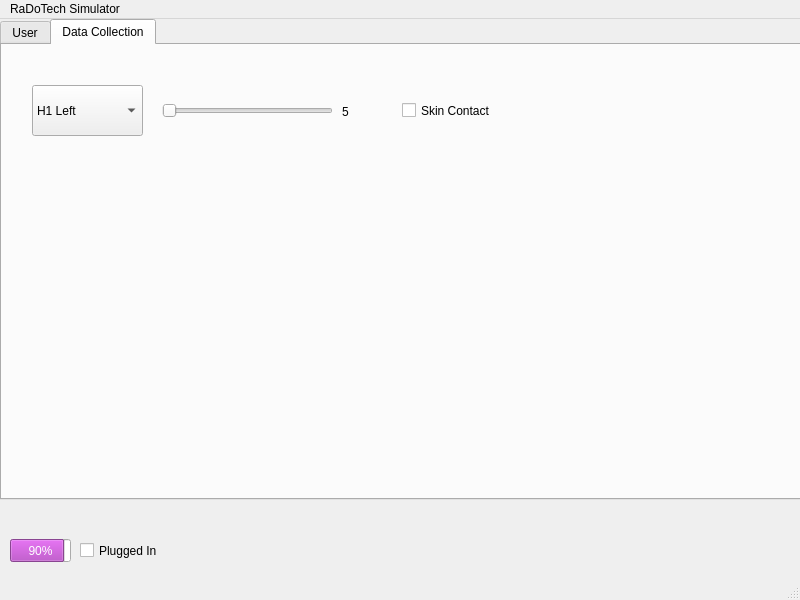
Above: mainwindow.ui from Matt-desousa/COMP3004-FinalProject before the change. Below: the same form after it.
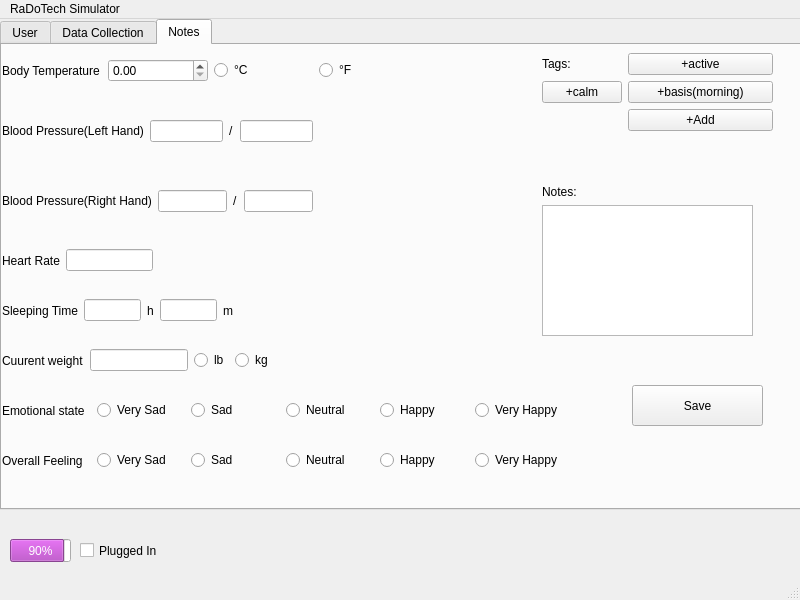
That is the form after the change.

Commit message:
Implemented data collection(notes)
* add tag not done

What changed in the file:
```diff
--- a/mainwindow.ui
+++ b/mainwindow.ui
@@ -95,11 +95,11 @@
       <x>0</x>
       <y>0</y>
       <width>801</width>
-      <height>481</height>
+      <height>491</height>
      </rect>
     </property>
     <property name="currentIndex">
-     <number>1</number>
+     <number>2</number>
     </property>
     <widget class="QWidget" name="tab">
      <attribute name="title">
@@ -285,6 +285,414 @@
       </item>
      </widget>
     </widget>
+    <widget class="QWidget" name="tab_3">
+     <attribute name="title">
+      <string>Notes</string>
+     </attribute>
+     <widget class="QPushButton" name="saveBtn">
+      <property name="geometry">
+       <rect>
+        <x>630</x>
+        <y>340</y>
+        <width>131</width>
+        <height>41</height>
+       </rect>
+      </property>
+      <property name="text">
+       <string>Save</string>
+      </property>
+     </widget>
+     <widget class="QWidget" name="horizontalLayoutWidget">
+      <property name="geometry">
+       <rect>
+        <x>0</x>
+        <y>0</y>
+        <width>417</width>
+        <height>51</height>
+       </rect>
+      </property>
+      <layout class="QHBoxLayout" name="horizontalLayout">
+       <item>
+        <widget class="QLabel" name="label">
+         <property name="text">
+          <string>Body Temperature</string>
+         </property>
+        </widget>
+       </item>
+       <item>
+        <widget class="QDoubleSpinBox" name="bodyTemp">
+         <property name="singleStep">
+          <double>0.100000000000000</double>
+         </property>
+        </widget>
+       </item>
+       <item>
+        <widget class="QRadioButton" name="celsiusRadioButton">
+         <property name="text">
+          <string>°C</string>
+         </property>
+        </widget>
+       </item>
+       <item>
+        <widget class="QRadioButton" name="fahrenheitRadioButton">
+         <property name="text">
+          <string>°F</string>
+         </property>
+        </widget>
+       </item>
+      </layout>
+     </widget>
+     <widget class="QWidget" name="horizontalLayoutWidget_2">
+      <property name="geometry">
+       <rect>
+        <x>0</x>
+        <y>50</y>
+        <width>311</width>
+        <height>72</height>
+       </rect>
+      </property>
+      <layout class="QHBoxLayout" name="horizontalLayout_2">
+       <item>
+        <widget class="QLabel" name="label_2">
+         <property name="text">
+          <string>Blood Pressure(Left Hand)</string>
+         </property>
+        </widget>
+       </item>
+       <item>
+        <widget class="QLineEdit" name="bloodPressureLeftSystolic"/>
+       </item>
+       <item>
+        <widget class="QLabel" name="label_3">
+         <property name="text">
+          <string>/</string>
+         </property>
+        </widget>
+       </item>
+       <item>
+        <widget class="QLineEdit" name="bloodPressureLeftDiastolic"/>
+       </item>
+      </layout>
+     </widget>
+     <widget class="QWidget" name="horizontalLayoutWidget_3">
+      <property name="geometry">
+       <rect>
+        <x>0</x>
+        <y>120</y>
+        <width>311</width>
+        <height>72</height>
+       </rect>
+      </property>
+      <layout class="QHBoxLayout" name="horizontalLayout_3">
+       <item>
+        <widget class="QLabel" name="label_4">
+         <property name="text">
+          <string>Blood Pressure(Right Hand)</string>
+         </property>
+        </widget>
+       </item>
+       <item>
+        <widget class="QLineEdit" name="bloodPressureRightSystolic"/>
+       </item>
+       <item>
+        <widget class="QLabel" name="label_5">
+         <property name="text">
+          <string>/</string>
+         </property>
+        </widget>
+       </item>
+       <item>
+        <widget class="QLineEdit" name="bloodPressureRightDiastolic"/>
+       </item>
+      </layout>
+     </widget>
+     <widget class="QWidget" name="horizontalLayoutWidget_4">
+      <property name="geometry">
+       <rect>
+        <x>0</x>
+        <y>190</y>
+        <width>151</width>
+        <height>51</height>
+       </rect>
+      </property>
+      <layout class="QHBoxLayout" name="horizontalLayout_4">
+       <item>
+        <widget class="QLabel" name="label_6">
+         <property name="text">
+          <string>Heart Rate</string>
+         </property>
+        </widget>
+       </item>
+       <item>
+        <widget class="QLineEdit" name="heartRate"/>
+       </item>
+      </layout>
+     </widget>
+     <widget class="QWidget" name="horizontalLayoutWidget_5">
+      <property name="geometry">
+       <rect>
+        <x>0</x>
+        <y>240</y>
+        <width>231</width>
+        <height>51</height>
+       </rect>
+      </property>
+      <layout class="QHBoxLayout" name="horizontalLayout_5">
+       <item>
+        <widget class="QLabel" name="label_7">
+         <property name="text">
+          <string>Sleeping Time</string>
+         </property>
+        </widget>
+       </item>
+       <item>
+        <widget class="QLineEdit" name="sleepHrs"/>
+       </item>
+       <item>
+        <widget class="QLabel" name="label_8">
+         <property name="text">
+          <string>h</string>
+         </property>
+        </widget>
+       </item>
+       <item>
+        <widget class="QLineEdit" name="sleepMins"/>
+       </item>
+       <item>
+        <widget class="QLabel" name="label_9">
+         <property name="text">
+          <string>m</string>
+         </property>
+        </widget>
+       </item>
+      </layout>
+     </widget>
+     <widget class="QWidget" name="horizontalLayoutWidget_6">
+      <property name="geometry">
+       <rect>
+        <x>0</x>
+        <y>290</y>
+        <width>271</width>
+        <height>51</height>
+       </rect>
+      </property>
+      <layout class="QHBoxLayout" name="horizontalLayout_6">
+       <item>
+        <widget class="QLabel" name="label_10">
+         <property name="text">
+          <string>Cuurent weight</string>
+         </property>
+        </widget>
+       </item>
+       <item>
+        <widget class="QLineEdit" name="weight"/>
+       </item>
+       <item>
+        <widget class="QRadioButton" name="lbsRadioButton">
+         <property name="text">
+          <string>lb</string>
+         </property>
+        </widget>
+       </item>
+       <item>
+        <widget class="QRadioButton" name="radioButton_4">
+         <property name="text">
+          <string>kg</string>
+         </property>
+        </widget>
+       </item>
+      </layout>
+     </widget>
+     <widget class="QWidget" name="horizontalLayoutWidget_7">
+      <property name="geometry">
+       <rect>
+        <x>0</x>
+        <y>340</y>
+        <width>561</width>
+        <height>51</height>
+       </rect>
+      </property>
+      <layout class="QHBoxLayout" name="horizontalLayout_7">
+       <item>
+        <widget class="QLabel" name="label_12">
+         <property name="text">
+          <string>Emotional state</string>
+         </property>
+        </widget>
+       </item>
+       <item>
+        <widget class="QRadioButton" name="emoStateVerySad">
+         <property name="text">
+          <string>Very Sad</string>
+         </property>
+        </widget>
+       </item>
+       <item>
+        <widget class="QRadioButton" name="emoStateSad">
+         <property name="text">
+          <string>Sad</string>
+         </property>
+        </widget>
+       </item>
+       <item>
+        <widget class="QRadioButton" name="emoStateNeutral">
+         <property name="text">
+          <string>Neutral</string>
+         </property>
+        </widget>
+       </item>
+       <item>
+        <widget class="QRadioButton" name="emoStateHappy">
+         <property name="text">
+          <string>Happy</string>
+         </property>
+        </widget>
+       </item>
+       <item>
+        <widget class="QRadioButton" name="emoStateVeryHappy">
+         <property name="text">
+          <string>Very Happy</string>
+         </property>
+        </widget>
+       </item>
+      </layout>
+     </widget>
+     <widget class="QWidget" name="horizontalLayoutWidget_8">
+      <property name="geometry">
+       <rect>
+        <x>0</x>
+        <y>390</y>
+        <width>561</width>
+        <height>51</height>
+       </rect>
+      </property>
+      <layout class="QHBoxLayout" name="horizontalLayout_8">
+       <item>
+        <widget class="QLabel" name="label_13">
+         <property name="text">
+          <string>Overall Feeling</string>
+         </property>
+        </widget>
+       </item>
+       <item>
+        <widget class="QRadioButton" name="overallFeelingVerySad">
+         <property name="text">
+          <string>Very Sad</string>
+         </property>
+        </widget>
+       </item>
+       <item>
+        <widget class="QRadioButton" name="overallFeelingSad">
+         <property name="text">
+          <string>Sad</string>
+         </property>
+        </widget>
+       </item>
+       <item>
+        <widget class="QRadioButton" name="OverallFeelingNeutral">
+         <property name="text">
+          <string>Neutral</string>
+         </property>
+        </widget>
+       </item>
+       <item>
+        <widget class="QRadioButton" name="overallFeelingHappy">
+         <property name="text">
+          <string>Happy</string>
+         </property>
+        </widget>
+       </item>
+       <item>
+        <widget class="QRadioButton" name="overallFeelingVeryHappy">
+         <property name="text">
+          <string>Very Happy</string>
+         </property>
+        </widget>
+       </item>
+      </layout>
+     </widget>
+     <widget class="QWidget" name="formLayoutWidget">
+      <property name="geometry">
+       <rect>
+        <x>540</x>
+        <y>8</y>
+        <width>231</width>
+        <height>111</height>
+       </rect>
+      </property>
+      <layout class="QFormLayout" name="formLayout">
+       <item row="0" column="0">
+        <widget class="QLabel" name="label_11">
+         <property name="text">
+          <string>Tags:</string>
+         </property>
+        </widget>
+       </item>
+       <item row="0" column="1">
+        <widget class="QPushButton" name="activeTag">
+         <property name="text">
+          <string>+active</string>
+         </property>
+         <property name="checkable">
+          <bool>true</bool>
+         </property>
+        </widget>
+       </item>
+       <item row="1" column="0">
+        <widget class="QPushButton" name="calmTag">
+         <property name="text">
+          <string>+calm</string>
+         </property>
+         <property name="checkable">
+          <bool>true</bool>
+         </property>
+        </widget>
+       </item>
+       <item row="1" column="1">
+        <widget class="QPushButton" name="basisMorningTag">
+         <property name="text">
+          <string>+basis(morning)</string>
+         </property>
+         <property name="checkable">
+          <bool>true</bool>
+         </property>
+        </widget>
+       </item>
+       <item row="2" column="1">
+        <widget class="QPushButton" name="addTag">
+         <property name="text">
+          <string>+Add</string>
+         </property>
+         <property name="checkable">
+          <bool>true</bool>
+         </property>
+        </widget>
+       </item>
+      </layout>
+     </widget>
+     <widget class="QWidget" name="verticalLayoutWidget">
+      <property name="geometry">
+       <rect>
+        <x>540</x>
+        <y>140</y>
+        <width>211</width>
+        <height>151</height>
+       </rect>
+      </property>
+      <layout class="QVBoxLayout" name="verticalLayout">
+       <item>
+        <widget class="QLabel" name="label_14">
+         <property name="text">
+          <string>Notes:</string>
+         </property>
+        </widget>
+       </item>
+       <item>
+        <widget class="QTextEdit" name="notes"/>
+       </item>
+      </layout>
+     </widget>
+    </widget>
    </widget>
   </widget>
   <widget class="QMenuBar" name="menubar">
```
The commit also changes 2 other files.
